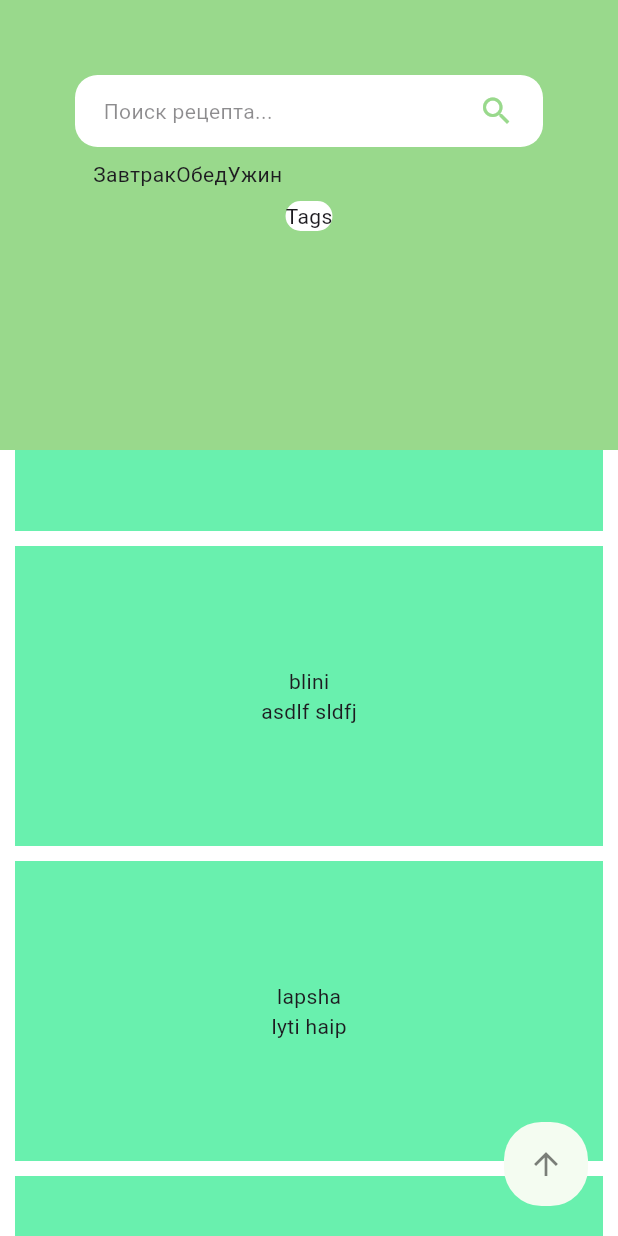
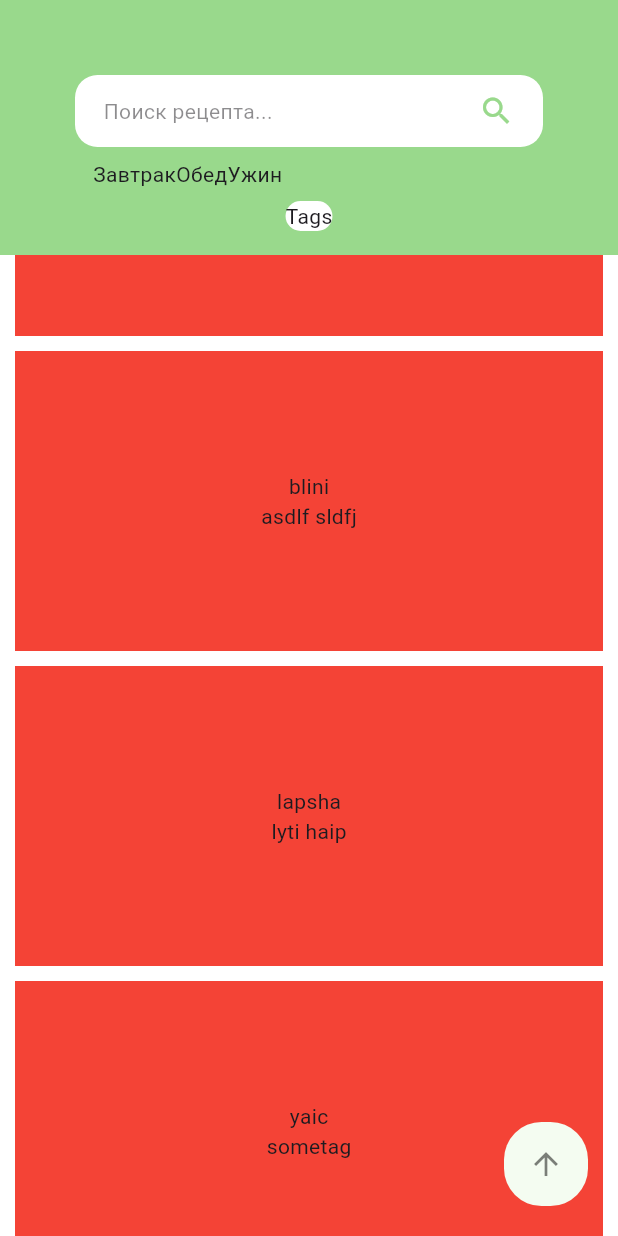
Before and after one commit to jzx333/recipe-finder, a Flutter app: the screen it shows after launch, scrolled down 576 dp, after a tap on "Поиск рецепта...", on a phone screen of 412 x 824 dp. Run offline on Flutter 3.47's test engine with Material 3 defaults, Android fonts, the phone set to English and light mode, and no system bars.

Commit message:
fix theme, refactor

```diff
--- a/lib/app/app.dart
+++ b/lib/app/app.dart
@@ -1,5 +1,5 @@
 import 'package:flutter/material.dart';
-import 'package:recipe_finder_demo/config/custom_scroll_behavior.dart';
+import 'package:recipe_finder_demo/app/custom_scroll_behavior.dart';
 import 'package:recipe_finder_demo/core/themes/themes.dart';
 import 'package:recipe_finder_demo/features/main/presentation/screens/main_screen.dart';
 
@@ -11,7 +11,7 @@ class App extends StatelessWidget {
     return MaterialApp(
       theme: createLightTheme(),
       scrollBehavior: CustomScrollBehavior(),
-      home: Scaffold(
+      home: const Scaffold(
         body: MainScreen(),
       ),
     );
--- a/lib/core/presentation/widgets/recipe_list.dart
+++ b/lib/core/presentation/widgets/recipe_list.dart
@@ -1,6 +1,6 @@
 import 'package:flutter/material.dart';
 import 'package:recipe_finder_demo/core/domain/entities/recipe_entity.dart';
-import 'package:recipe_finder_demo/core/presentation/widgets/recipe_list_container.dart';
+import 'package:recipe_finder_demo/core/presentation/widgets/recipe_list_tile.dart';
 
 final recipes = [
   const RecipeEntity(name: "blini", tags: ["asdlf", "sldfj"]),
@@ -15,27 +15,34 @@ final recipes = [
 ];
 
 class RecipeList extends StatelessWidget {
-  const RecipeList({super.key, required this.borderRadius, required this.scrollController});
+  const RecipeList({
+    super.key,
+    required this.borderRadius,
+    required this.scrollController,
+  });
 
   final double borderRadius;
   final ScrollController scrollController;
 
   @override
   Widget build(BuildContext context) {
+    final theme = Theme.of(context);
     return Container(
       decoration: BoxDecoration(
-        color: Colors.white,
+        color: theme.colorScheme.primaryContainer,
         borderRadius: BorderRadius.vertical(
           top: Radius.circular(borderRadius),
         ),
       ),
       child: ListView.separated(
         padding: const EdgeInsets.symmetric(
-            vertical: 10, horizontal: 10),
+          vertical: 10,
+          horizontal: 10,
+        ),
         controller: scrollController,
         itemCount: recipes.length,
         itemBuilder: (context, index) {
-          return RecipeListContainer(
+          return RecipeListTile(
             recipe: recipes[index],
           );
         },
--- a/lib/core/presentation/widgets/recipe_list_container.dart
+++ b/lib/core/presentation/widgets/recipe_list_tile.dart
@@ -1,16 +1,15 @@
 import 'package:flutter/material.dart';
 import 'package:recipe_finder_demo/core/domain/entities/recipe_entity.dart';
-import 'package:recipe_finder_demo/core/themes/themes.dart';
 
-class RecipeListContainer extends StatelessWidget {
-  const RecipeListContainer ({super.key, required this.recipe});
+class RecipeListTile extends StatelessWidget {
+  const RecipeListTile ({super.key, required this.recipe});
 
   final RecipeEntity recipe;
 
   @override
   Widget build(BuildContext context) {
     return Container(
-      color: Colors.greenAccent,
+      color: Colors.red,
       height: 200,
       child: Column(
         mainAxisAlignment: MainAxisAlignment.center,
--- a/lib/core/presentation/widgets/scroll_sheet_fab.dart
+++ b/lib/core/presentation/widgets/scroll_sheet_fab.dart
@@ -1,40 +1,24 @@
 import 'package:flutter/material.dart';
 
 class ScrollSheetFab extends StatelessWidget {
-  final ScrollController scrollController;
-  final DraggableScrollableController sheetController;
-  final double height;
-  final double topHeight;
+  final Function() onPressed;
 
   const ScrollSheetFab({
     super.key,
-    required this.scrollController,
-    required this.sheetController,
-    required this.height,
-    required this.topHeight,
+    required this.onPressed,
   });
 
   @override
   Widget build(BuildContext context) {
+    final theme = Theme.of(context);
     return FloatingActionButton(
-      onPressed: () async {
-        await scrollController.animateTo(
-          0,
-          duration: const Duration(milliseconds: 150),
-          curve: Curves.easeIn,
-        );
-        await sheetController.animateTo(
-          (height - topHeight) / height,
-          duration: const Duration(milliseconds: 150),
-          curve: Curves.easeOut,
-        );
-      },
+      onPressed: onPressed,
       shape: RoundedRectangleBorder(borderRadius: BorderRadius.circular(25)),
       elevation: 0,
       highlightElevation: 0,
       child: Icon(
         Icons.arrow_upward,
-        color: Colors.black.withOpacity(0.5),
+        color: Colors.black.withValues(alpha: 0.5),
       ),
     );
   }
--- a/lib/core/themes/themes.dart
+++ b/lib/core/themes/themes.dart
@@ -1,35 +1,26 @@
 import 'package:flutter/material.dart';
 
 class AppColors {
-  static const primaryColor = Color(0xFF99d98c);
-  static const secondaryColor = Color(0xFFffffff);
-  static const secondaryTextColor = Color(0xFF3f4a3c);
-  static const primaryTextColor = Color(0xFF003200);
-  static const textOnPrimaryColor = Color(0xFFf4fcf1);
-  static const unselectedColor = Color(0xFFd9d9d9);
+  static const lightGreen = Color(0xFF99d98c);
+  static const white = Color(0xFFffffff);
+  static const dirtyGreen = Color(0xFF3f4a3c);
+  static const darkGreen = Color(0xFF003200);
+  static const lightGrayLightGreen = Color(0xFFf4fcf1);
+  static const lightGray = Color(0xFFd9d9d9);
 }
 
-class AppTextStyles {
-  static const recipeTitleOnDss = TextStyle(
-    fontSize: 20,
-    fontWeight: FontWeight.w600,
-    color: AppColors.primaryTextColor,
-  );
-}
-
-class AppTheme {
-  static ThemeData lightTheme = ThemeData(
-    primaryColor: AppColors.primaryColor,
-  );
-}
 
 ThemeData createLightTheme() {
   return ThemeData(
-    primaryColor: AppColors.primaryColor,
-    floatingActionButtonTheme: FloatingActionButtonThemeData(
-      backgroundColor: AppColors.textOnPrimaryColor,
-      //splashColor: AppColors.textOnPrimaryColor,
-      //hoverColor: AppColors.primaryColor
+    primaryColor: AppColors.lightGreen,
+    scaffoldBackgroundColor: AppColors.lightGreen,
+
+    colorScheme: ThemeData().colorScheme.copyWith(
+      primaryContainer: AppColors.white,
+    ),
+
+    floatingActionButtonTheme: const FloatingActionButtonThemeData(
+      backgroundColor: AppColors.lightGrayLightGreen
     ),
   );
 }
--- a/lib/features/main/presentation/screens/main_screen.dart
+++ b/lib/features/main/presentation/screens/main_screen.dart
@@ -1,92 +1,11 @@
 import 'package:flutter/material.dart';
-import 'package:provider/provider.dart';
-import 'package:recipe_finder_demo/core/presentation/widgets/recipe_list.dart';
-import 'package:recipe_finder_demo/core/presentation/widgets/scroll_sheet_fab.dart';
-import 'package:recipe_finder_demo/core/themes/themes.dart';
+import 'package:recipe_finder_demo/features/main/presentation/widgets/main_body.dart';
 
-import '../widgets/top_info.dart';
-
-class MainScreen extends StatefulWidget {
+class MainScreen extends StatelessWidget {
   const MainScreen({super.key});
 
   @override
-  State<MainScreen> createState() {
-    return _MainScreenState();
+  Widget build(BuildContext context) {
+    return const MainBody();
   }
 }
-
-class _MainScreenState extends State<MainScreen> {
-  double _borderRadius = 20.0;
-  var _isScrollStart = true;
-  late ScrollController _scrollController;
-  final DraggableScrollableController _sheetController =
-      DraggableScrollableController();
-
-  bool _onScrollNotification(ScrollNotification notification) {
-    // Если скролл изменился, обновляем радиус
-    if (notification is ScrollUpdateNotification) {
-      setState(() {
-        // Устанавливаем радиус меньше при прокрутке вниз
-        _borderRadius = (20 - _scrollController.offset).clamp(0, 20);
-
-        _isScrollStart = _scrollController.offset < 100;
-      });
-    }
-    return true;
-  }
-
-  @override
-  Widget build(BuildContext context) {
-    final theme = Theme.of(context);
-    const topHeight = 300.0;
-    final height = MediaQuery.sizeOf(context).height;
-
-    return Container(
-      color: AppColors.primaryColor,
-      child: Stack(
-        children: [
-          const Positioned(
-            left: 0,
-            right: 0,
-            top: 0,
-            child: TopInfo(),
-          ),
-          DraggableScrollableSheet(
-              controller: _sheetController,
-              initialChildSize: (height - topHeight) / height,
-              minChildSize: (height - topHeight) / height,
-              maxChildSize: 1.0,
-              builder:
-                  (BuildContext context, ScrollController scrollController) {
-                _scrollController = scrollController;
-                return NotificationListener<ScrollNotification>(
-                  onNotification: _onScrollNotification,
-                  child: RecipeList(
-                    borderRadius: _borderRadius,
-                    scrollController: scrollController,
-                  ),
-                );
-              }),
-          Positioned(
-            right: 20,
-            bottom: 20,
-            child: AnimatedSwitcher(
-              duration: const Duration(milliseconds: 150),
-              transitionBuilder: (child, animation) {
-                return FadeTransition(opacity: animation, child: child);
-              },
-              child: !_isScrollStart
-                  ? ScrollSheetFab(
-                      scrollController: _scrollController,
-                      sheetController: _sheetController,
-                      height: height,
-                      topHeight: topHeight,
-                    )
-                  : const SizedBox.shrink(),
-            ),
-          )
-        ],
-      ),
-    );
-  }
-}
--- /dev/null
+++ b/lib/features/main/presentation/widgets/main_body.dart
@@ -0,0 +1,89 @@
+import 'package:flutter/material.dart';
+import 'package:recipe_finder_demo/core/presentation/widgets/recipe_list.dart';
+import 'package:recipe_finder_demo/core/presentation/widgets/scroll_sheet_fab.dart';
+import 'package:recipe_finder_demo/features/main/presentation/widgets/top_info.dart';
+
+class MainBody extends StatefulWidget {
+  const MainBody({super.key});
+
+  @override
+  State<MainBody> createState() => _MainBodyState();
+}
+
+class _MainBodyState extends State<MainBody> {
+  double _borderRadius = 20.0;
+  var _isScrollStart = true;
+  late ScrollController _scrollController;
+  final DraggableScrollableController _sheetController =
+      DraggableScrollableController();
+
+  bool _onScrollNotification(ScrollNotification notification) {
+    // Если скролл изменился, обновляем радиус
+    if (notification is ScrollUpdateNotification) {
+      setState(() {
+        // Устанавливаем радиус меньше при прокрутке вниз
+        _borderRadius = (20 - _scrollController.offset).clamp(0, 20);
+        _isScrollStart = _scrollController.offset < 100;
+      });
+    }
+    return true;
+  }
+
+  @override
+  Widget build(BuildContext context) {
+    final height = MediaQuery.sizeOf(context).height;
+
+    return Stack(
+      children: [
+        const Positioned(
+          left: 0,
+          right: 0,
+          top: 0,
+          child: TopInfo(),
+        ),
+        DraggableScrollableSheet(
+          controller: _sheetController,
+          initialChildSize: (height - TopInfo.height) / height,
+          minChildSize: (height - TopInfo.height) / height,
+          maxChildSize: 1.0,
+          builder: (BuildContext context, ScrollController scrollController) {
+            _scrollController = scrollController;
+            return NotificationListener<ScrollNotification>(
+              onNotification: _onScrollNotification,
+              child: RecipeList(
+                borderRadius: _borderRadius,
+                scrollController: scrollController,
+              ),
+            );
+          },
+        ),
+        Positioned(
+          right: 20,
+          bottom: 20,
+          child: AnimatedSwitcher(
+            duration: const Duration(milliseconds: 150),
+            transitionBuilder: (child, animation) {
+              return FadeTransition(opacity: animation, child: child);
+            },
+            child: !_isScrollStart
+                ? ScrollSheetFab(
+                    onPressed: () async {
+                      await _scrollController.animateTo(
+                        0,
+                        duration: const Duration(milliseconds: 150),
+                        curve: Curves.easeIn,
+                      );
+                      await _sheetController.animateTo(
+                        (height - TopInfo.height) / height,
+                        duration: const Duration(milliseconds: 150),
+                        curve: Curves.easeOut,
+                      );
+                    },
+                  )
+                : const SizedBox.shrink(),
+          ),
+        )
+      ],
+    );
+  }
+}
--- a/lib/features/main/presentation/widgets/main_search_button.dart
+++ b/lib/features/main/presentation/widgets/main_search_button.dart
@@ -1,20 +1,19 @@
 import 'package:flutter/material.dart';
 
-import '../../../../core/themes/themes.dart';
+class MainSearchButton extends StatelessWidget {
+  const MainSearchButton({super.key});
 
-class MainSearchButton extends StatelessWidget {
-  const MainSearchButton({super.key, required this.borderRadius});
-
-  final double borderRadius;
 
   @override
   Widget build(BuildContext context) {
+    final theme = Theme.of(context);
+    const borderRadius = 15.0;
     return Container(
       margin: const EdgeInsets.only(
         top: 50.0,
       ),
       decoration: BoxDecoration(
-        color: AppColors.secondaryColor,
+        color: theme.colorScheme.primaryContainer,
         borderRadius: BorderRadius.circular(borderRadius),
       ),
       child: Material(
@@ -28,12 +27,11 @@ class MainSearchButton extends StatelessWidget {
             //);
             print("POISK");
           },
-          child: const Padding(
-            padding: EdgeInsets.symmetric(
-                horizontal: 19.0, vertical: 12.0),
+          child: Padding(
+            padding: const EdgeInsets.symmetric(horizontal: 19.0, vertical: 12.0),
             child: Row(
               children: [
-                Opacity(
+                const Opacity(
                   opacity: 0.5,
                   child: Text(
                     'Поиск рецепта...',
@@ -42,10 +40,10 @@ class MainSearchButton extends StatelessWidget {
                     ),
                   ),
                 ),
-                Spacer(),
+                const Spacer(),
                 Icon(
                   Icons.search,
-                  color: AppColors.primaryColor,
+                  color: theme.primaryColor,
                 ),
               ],
             ),
--- a/lib/features/main/presentation/widgets/top_info.dart
+++ b/lib/features/main/presentation/widgets/top_info.dart
@@ -1,21 +1,19 @@
 import 'package:flutter/material.dart';
-import 'package:recipe_finder_demo/core/themes/themes.dart';
 import 'package:recipe_finder_demo/features/main/presentation/widgets/main_search_button.dart';
-
-const topHeight = 150.0;
 
 class TopInfo extends StatelessWidget {
   const TopInfo({super.key});
 
-  final double _borderRadius = 15.0;
+  static const height = 170.0;
 
   @override
   Widget build(BuildContext context) {
+    final theme = Theme.of(context);
     return Padding(
       padding: const EdgeInsets.symmetric(horizontal: 50.0),
       child: Column(
         children: [
-          MainSearchButton(borderRadius: _borderRadius),
+          MainSearchButton(),
           const SizedBox(height: 8.0),
           const Padding(
             padding: EdgeInsets.symmetric(horizontal: 12.0),
@@ -27,11 +25,11 @@ class TopInfo extends StatelessWidget {
               ],
             ),
           ),
-          SizedBox(height: 8.0),
+          const SizedBox(height: 8),
           Container(
-            decoration: const BoxDecoration(
-              color: AppColors.secondaryColor,
-              borderRadius: BorderRadius.all(
+            decoration: BoxDecoration(
+              color: theme.colorScheme.primaryContainer,
+              borderRadius: const BorderRadius.all(
                 Radius.circular(25.0),
               ),
             ),
```
Also changed, not shown: lib/app/custom_scroll_behavior.dart (renamed from lib/config/custom_scroll_behavior.dart), lib/core/presentation/screens/recipe_screen.dart (deleted).
